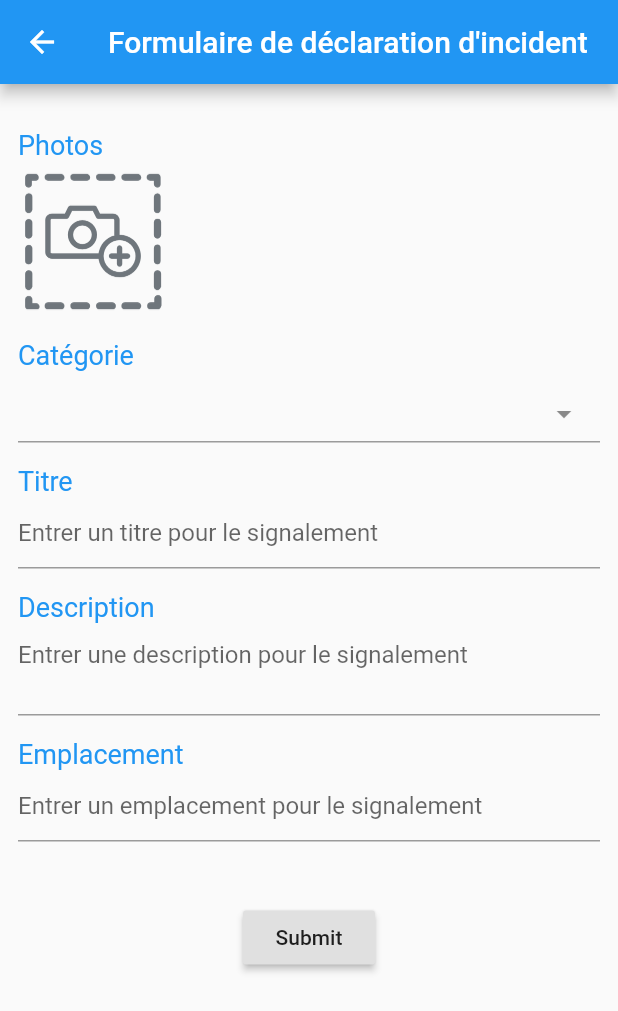
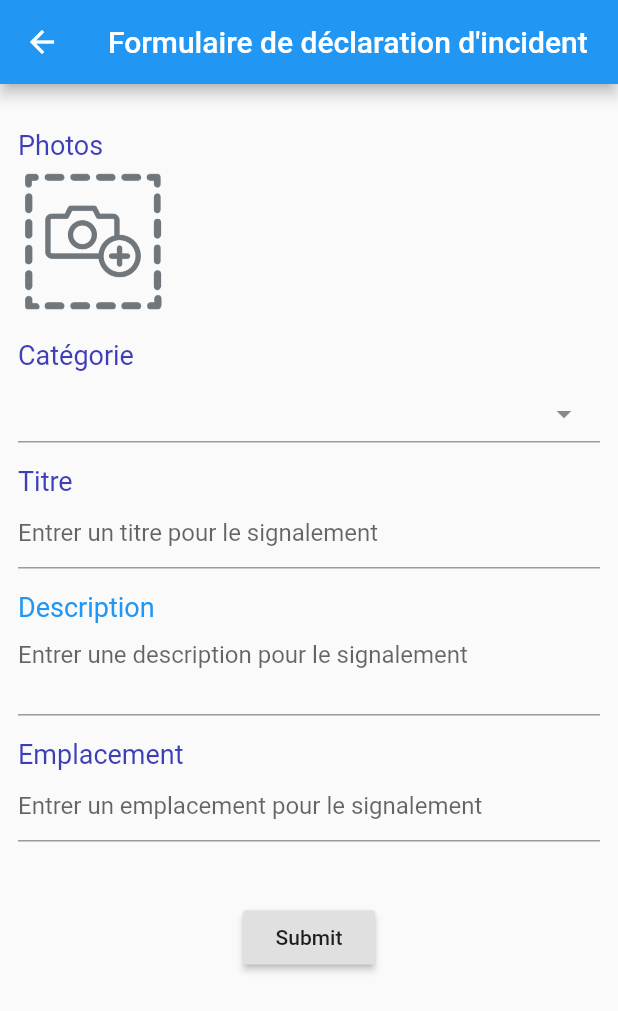
Before and after one commit to ReineSELATSA/IncidentMobile, a Flutter app: the AddForm screen opened directly, on a phone screen of 412 x 824 dp. Shown: the top 1011 px of the screen. Run offline on Flutter 3.47's test engine with Material 2 defaults, Android fonts, the phone set to English and light mode, and no system bars; drawn by our look-alikes of select_form_field; our stand-ins replace geolocator, google_maps_flutter, image_picker; network calls fail.

```diff
--- a/lib/addForm.dart
+++ b/lib/addForm.dart
@@ -35,35 +35,39 @@ class MyCustomForm extends StatefulWidget {
 
 final List<Map<String, dynamic>> _items = [
   {
-    'value': 'Dégradation du sol',
-    'label': 'Dégradation du sol',
+    'value': 'Dégradation',
+    'label': 'Dégradation',
   },
   {
     'value': 'Signalisation',
     'label': 'Signalisation',
   },
   {
-    'value': 'Malpropreté',
-    'label': 'Malpropreté',
+    'value': 'Incendie',
+    'label': 'Incendie',
   },
   {
-    'value': 'Eclairage',
-    'label': 'Eclairage',
+    'value': 'Accident',
+    'label': 'Accident',
   },
   {
-    'value': 'Animaux et végétaux',
-    'label': 'Animaux et végétaux',
+    'value': 'Panne électrique',
+    'label': 'Panne électrique',
   },
   {
-    'value': 'Incidents réparés',
-    'label': 'Box Label',
+    'value': 'Accidnet grave',
+    'label': 'Accidnet grave',
+  },
+  {
+    'value': 'Urgence Médicale',
+    'label': 'Urgence Médicale',
   },
 ];
 
 Future registerEmployees(String titre, String categorie, String description,
     double latitude, double longitude, BuildContext context) async {
   var Url =
-      "http://192.168.43.1:3000/GestionIncident/createIncident/USERKAKO2749/$titre/$categorie/$description";
+      "http://192.168.43.74:8080/GestionIncident/createIncident/USERKAKO2749/$titre/$categorie/$description/$latitude/$longitude";
   var response = await http.post(Url,
       headers: <String, String>{"Content-Type": "application/json"},
       body: jsonEncode(<String, String>{
@@ -95,6 +99,7 @@ Future registerEmployees(String titre, String categorie, String description,
 }
 
 class MyCustomFormState extends State<MyCustomForm> {
+  final color = const Color(0xFF3E3EB8);
   static double longitude;
   static double latitude;
   void _getUserLocation() async {
@@ -168,10 +173,7 @@ class MyCustomFormState extends State<MyCustomForm> {
                         padding: EdgeInsets.only(top: 18, bottom: 4),
                         child: Text(
                           "Photos",
-                          style: TextStyle(
-                            fontSize: 18,
-                            color: Colors.blue,
-                          ),
+                          style: TextStyle(fontSize: 18, color: color),
                         )),
                     Row(
                       children: [
@@ -200,7 +202,7 @@ class MyCustomFormState extends State<MyCustomForm> {
                           "Catégorie",
                           style: TextStyle(
                             fontSize: 18,
-                            color: Colors.blue,
+                            color: color,
                           ),
                         )),
                     SelectFormField(
@@ -219,16 +221,15 @@ class MyCustomFormState extends State<MyCustomForm> {
                           "Titre",
                           style: TextStyle(
                             fontSize: 18,
-                            color: Colors.blue,
+                            color: color,
                           ),
                         )),
                     TextFormField(
                       controller: titre,
-                      decoration: const InputDecoration(
+                      decoration: InputDecoration(
                           hintText: 'Entrer un titre pour le signalement',
                           alignLabelWithHint: false,
-                          labelStyle:
-                              TextStyle(color: Colors.blue, fontSize: 25)),
+                          labelStyle: TextStyle(fontSize: 25, color: color)),
                       validator: (value) {
                         if (value.isEmpty) {
                           return 'Requis';
@@ -267,7 +268,7 @@ class MyCustomFormState extends State<MyCustomForm> {
                           "Emplacement",
                           style: TextStyle(
                             fontSize: 18,
-                            color: Colors.blue,
+                            color: color,
                           ),
                         )),
                     TextFormField(
```
Also changed, not shown: lib/ListeIncidents.dart (+9 -15 lines), lib/accueil.dart (+46 -50 lines), lib/main.dart (+21 -5 lines), 1 other file.
